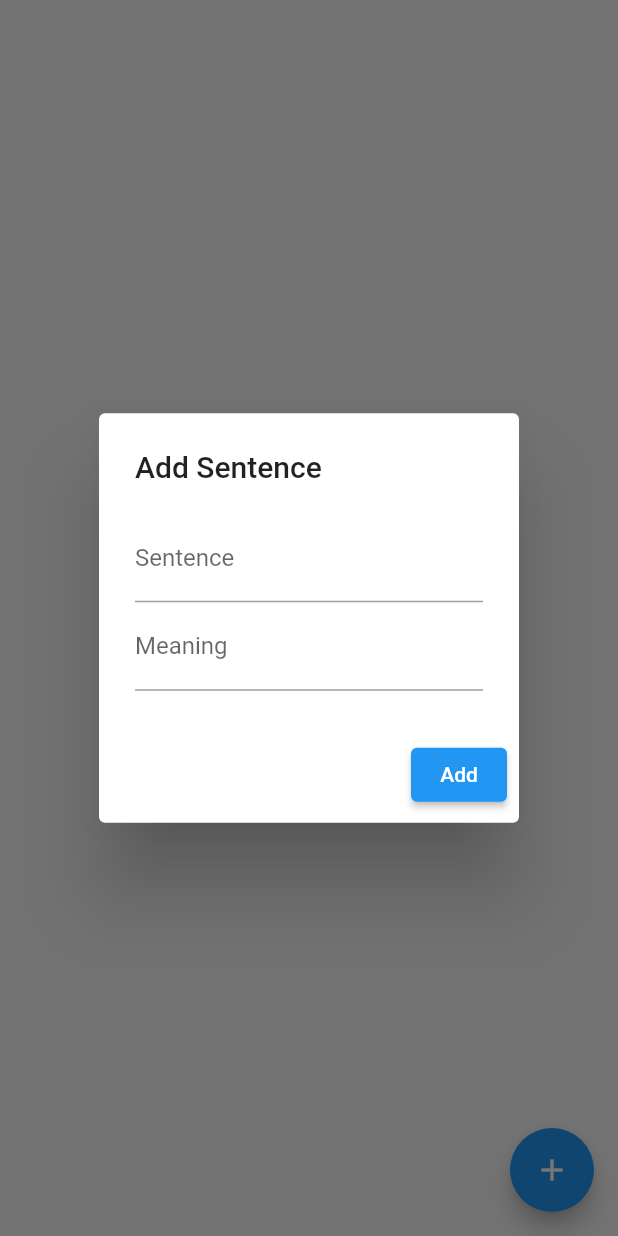
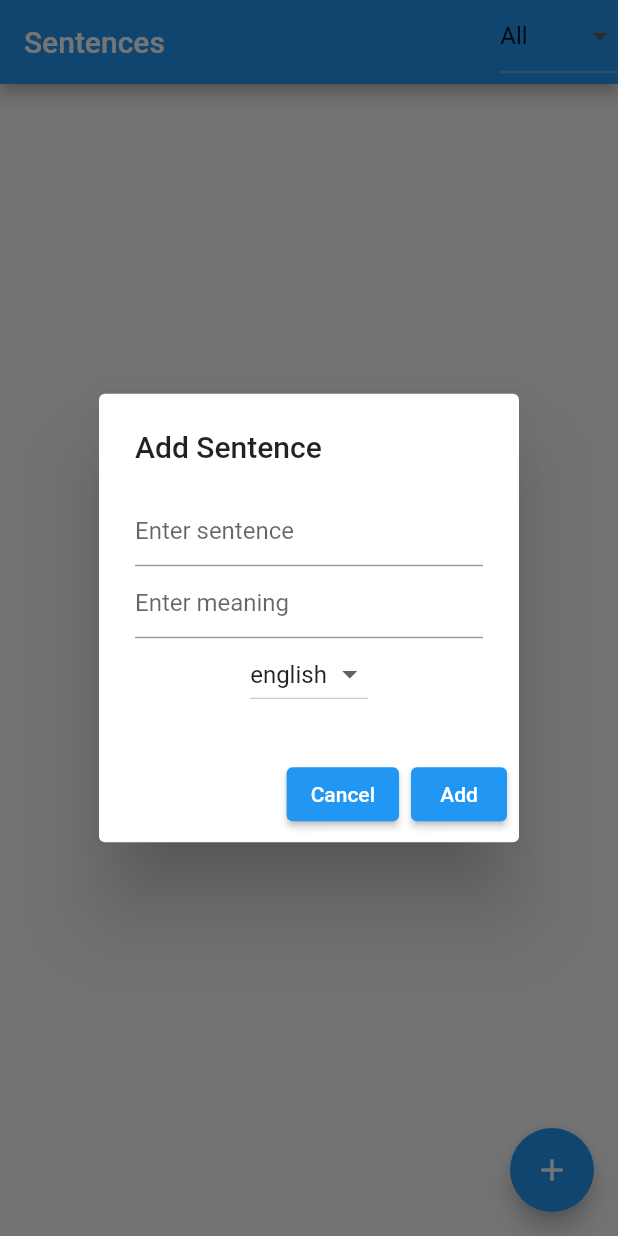
Before and after one commit to alihansoykal/memorizer, a Flutter app: the screen it shows after launch, after a tap on the "add" icon, on a phone screen of 412 x 824 dp. Run offline on Flutter 3.47's test engine with Material 2 defaults, Android fonts, the light colour scheme and no system bars; our stand-ins replace flutter_mobx, hive, mobx; accounts and stored records are empty; generated files the repository leaves out were written again.

Commit message:
add language categorization (#1)

```diff
--- a/lib/main.dart
+++ b/lib/main.dart
@@ -1,6 +1,7 @@
 import 'package:flutter/material.dart';
 import 'package:hive/hive.dart';
-import 'package:memorizer/views/home_view.dart';
+import 'package:memorizer/stores/sentence_store.dart';
+import 'package:memorizer/views/sentence_view.dart';
 import 'package:path_provider/path_provider.dart';
 
 import 'models/sentence.dart';
@@ -10,16 +11,20 @@ void main() async {
   final appDocumentDir = await getApplicationDocumentsDirectory();
   Hive.init(appDocumentDir.path);
   Hive.registerAdapter(SentenceAdapter());
-  runApp(const MyApp());
+  final sentencesBox = await Hive.openBox<Sentence>('sentences');
+  final sentenceStore = SentenceStore(sentencesBox);
+  runApp(MyApp(sentenceStore: sentenceStore));
 }
 
 class MyApp extends StatelessWidget {
-  const MyApp({super.key});
+  final SentenceStore sentenceStore;
+
+  const MyApp({super.key, required this.sentenceStore});
+
   @override
   Widget build(BuildContext context) {
-    return const MaterialApp(
-      title: 'Memorizer',
-      home: HomeView(),
+    return MaterialApp(
+      home: SentencePage(sentenceStore: sentenceStore),
     );
   }
 }
--- a/lib/models/sentence.dart
+++ b/lib/models/sentence.dart
@@ -1,6 +1,8 @@
 import 'package:hive/hive.dart';
 
 part 'sentence.g.dart';
+
+enum Language { english, german, turkish }
 
 @HiveType(typeId: 0)
 class Sentence {
@@ -10,5 +12,8 @@ class Sentence {
   @HiveField(1)
   final String meaning;
 
-  Sentence({required this.text, required this.meaning});
+  @HiveField(2)
+  final Language? language; // Allow for a nullable Language
+
+  Sentence({required this.text, required this.meaning, this.language});
 }
--- /dev/null
+++ b/lib/stores/sentence_store.dart
@@ -0,0 +1,62 @@
+// sentence_store.dart
+import 'package:mobx/mobx.dart';
+
+import '../models/sentence.dart';
+
+part 'sentence_store.g.dart';
+
+class SentenceStore = _SentenceStoreBase with _$SentenceStore;
+
+abstract class _SentenceStoreBase with Store {
+  final box;
+
+  @observable
+  List<Sentence> _sentences = [];
+
+  _SentenceStoreBase(this.box) {
+    _sentences = box.values.toList(); // Initialize _sentences here.
+  }
+
+  @observable
+  Language? languageFilter;
+
+  @computed
+  List<Sentence> get sentences => _sentences.where((sentence) {
+        if (languageFilter == null) return true;
+        return sentence.language == languageFilter;
+      }).toList();
+
+  @computed
+  List<Sentence> get filteredSentences {
+    if (languageFilter == null) {
+      return _sentences; // If no filter is set, return all sentences
+    }
+    // Return sentences that match the current language filter
+    return _sentences
+        .where((sentence) => sentence.language == languageFilter)
+        .toList();
+  }
+
+  @action
+  void setLanguageFilter(Language? language) {
+    languageFilter = language;
+  }
+
+  @action
+  void addSentence(Sentence sentence) {
+    box.add(sentence); // Persist the sentence in Hive
+    _sentences = box.values.toList(); // Repopulate _sentences from Hive
+  }
+
+  @action
+  void updateSentence(int index, Sentence sentence) {
+    box.putAt(index, sentence); // Persist the updated sentence in Hive
+    _sentences = box.values.toList(); // Repopulate _sentences from Hive
+  }
+
+  @action
+  void deleteSentence(int index) {
+    box.deleteAt(index); // Remove the sentence from Hive
+    _sentences = box.values.toList(); // Repopulate _sentences from Hive
+  }
+}
--- /dev/null
+++ b/lib/views/sentence_view.dart
@@ -0,0 +1,128 @@
+import 'package:flutter/material.dart';
+import 'package:flutter_mobx/flutter_mobx.dart';
+
+import '../models/sentence.dart';
+import '../stores/sentence_store.dart';
+
+class SentencePage extends StatefulWidget {
+  final SentenceStore sentenceStore;
+
+  const SentencePage({super.key, required this.sentenceStore});
+
+  @override
+  _SentencePageState createState() => _SentencePageState();
+}
+
+class _SentencePageState extends State<SentencePage> {
+  final _textController = TextEditingController();
+  final _meaningController = TextEditingController();
+  Language _selectedLanguage = Language.english;
+
+  @override
+  Widget build(BuildContext context) {
+    return Scaffold(
+      appBar: AppBar(
+        title: const Text("Sentences"),
+        actions: [
+          // Dropdown menu for filtering sentences
+          Observer(
+            builder: (_) => DropdownButton<Language>(
+              value: widget.sentenceStore.languageFilter,
+              items: Language.values.map((Language language) {
+                return DropdownMenuItem<Language>(
+                  value: language,
+                  child: Text(language.toString().split('.').last),
+                );
+              }).toList()
+                ..add(const DropdownMenuItem<Language>(
+                  value: null,
+                  child: Text("All"),
+                )),
+              onChanged: (Language? newLanguage) {
+                widget.sentenceStore.setLanguageFilter(newLanguage);
+              },
+            ),
+          )
+        ],
+      ),
+      body: Observer(
+        builder: (_) => ListView.builder(
+          itemCount: widget.sentenceStore.filteredSentences.length,
+          itemBuilder: (context, index) {
+            final sentence = widget.sentenceStore.filteredSentences[index];
+            return ListTile(
+              title: Text(sentence.text),
+              subtitle: Text(sentence.meaning),
+            );
+          },
+        ),
+      ),
+      floatingActionButton: FloatingActionButton(
+        onPressed: _showAddSentenceDialog,
+        child: const Icon(Icons.add),
+      ),
+    );
+  }
+
+  _showAddSentenceDialog() {
+    showDialog(
+      context: context,
+      builder: (BuildContext context) {
+        return AlertDialog(
+          title: const Text("Add Sentence"),
+          content: Column(
+            mainAxisSize: MainAxisSize.min,
+            children: <Widget>[
+              TextField(
+                controller: _textController,
+                decoration: const InputDecoration(hintText: "Enter sentence"),
+              ),
+              TextField(
+                controller: _meaningController,
+                decoration: const InputDecoration(hintText: "Enter meaning"),
+              ),
+              DropdownButton<Language>(
+                value: _selectedLanguage,
+                items: Language.values.map((Language language) {
+                  return DropdownMenuItem<Language>(
+                    value: language,
+                    child: Text(language.toString().split('.').last),
+                  );
+                }).toList(),
+                onChanged: (Language? newLanguage) {
+                  setState(() {
+                    if (newLanguage != null) {
+                      _selectedLanguage = newLanguage;
+                    } else {
+                      _selectedLanguage = Language.english;
+                    }
+                  });
+                },
+              ),
+            ],
+          ),
+          actions: <Widget>[
+            ElevatedButton(
+              child: const Text("Cancel"),
+              onPressed: () {
+                Navigator.of(context).pop();
+              },
+            ),
+            ElevatedButton(
+              child: const Text("Add"),
+              onPressed: () {
+                final newSentence = Sentence(
+                  text: _textController.text,
+                  meaning: _meaningController.text,
+                  language: _selectedLanguage,
+                );
+                widget.sentenceStore.addSentence(newSentence);
+                Navigator.of(context).pop();
+              },
+            ),
+          ],
+        );
+      },
+    );
+  }
+}
```
Also changed, not shown: lib/views/home_view.dart (+45 -42 lines), lib/models/sentence.g.dart, lib/stores/sentence_store.g.dart (added).
